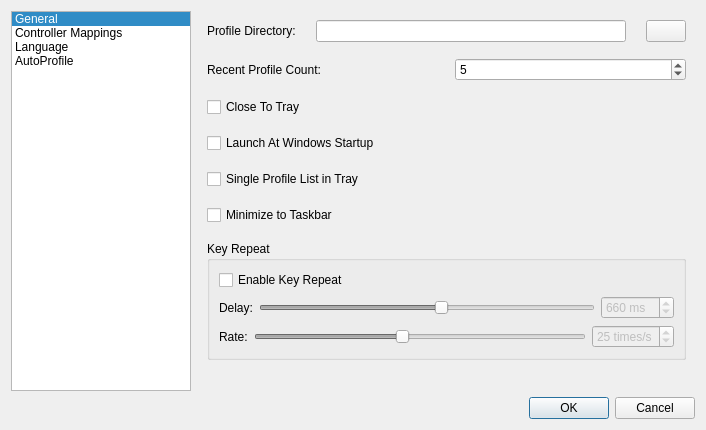
Above: src/mainsettingsdialog.ui from AntiMicroX/antimicrox before the change. Below: the same form after it.
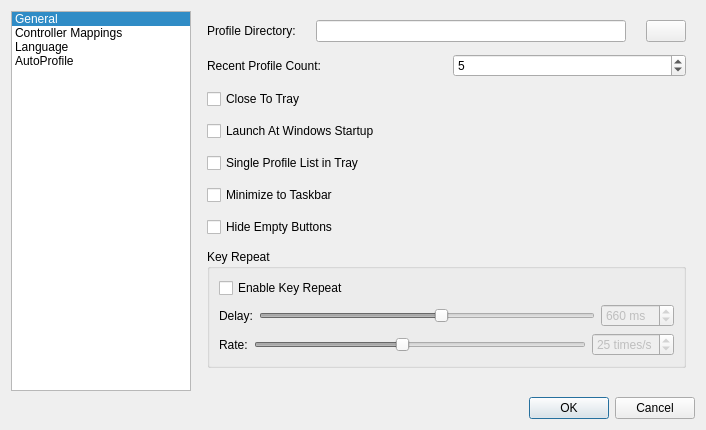
That is the form after the change. Icons and pictures are not drawn.

Commit message: Added option to hide empty buttons.

The edit to the form file:
```diff
--- a/src/mainsettingsdialog.ui
+++ b/src/mainsettingsdialog.ui
@@ -87,7 +87,7 @@
        <widget class="QWidget" name="General">
         <layout class="QVBoxLayout" name="verticalLayout_3">
          <property name="spacing">
-          <number>16</number>
+          <number>12</number>
          </property>
          <property name="leftMargin">
           <number>10</number>
@@ -206,6 +206,19 @@
            </property>
           </widget>
          </item>
+         <item>
+          <widget class="QCheckBox" name="hideEmptyCheckBox">
+           <property name="toolTip">
+            <string>This option will cause the program to hide all
+buttons that have no slots assigned to them.
+The Quick Set dialog window will have to be used
+to bring up the edit dialog for gamepad buttons.</string>
+           </property>
+           <property name="text">
+            <string>Hide Empty Buttons</string>
+           </property>
+          </widget>
+         </item>
          <item>
           <widget class="QGroupBox" name="keyRepeatGroupBox">
            <property name="title">
```
The commit also changes 18 other files.
